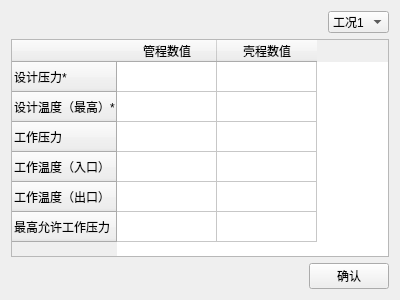
First picture: the form in modules/condition_input/mutigongkuang.ui, repository coconutwatersysdmg/DongLanpec, before the edit.
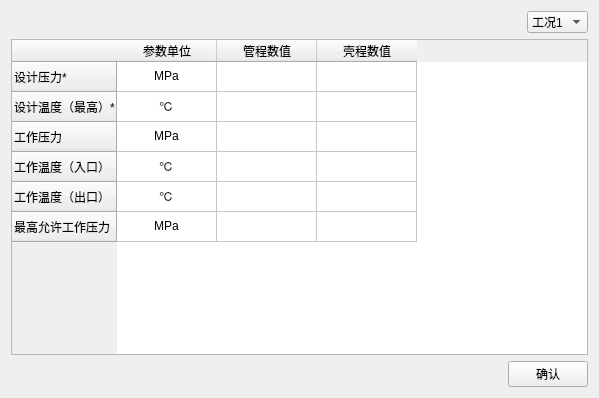
Second picture: the form after the edit.

What changed in the file:
```diff
--- a/modules/condition_input/mutigongkuang.ui
+++ b/modules/condition_input/mutigongkuang.ui
@@ -6,8 +6,8 @@
    <rect>
     <x>0</x>
     <y>0</y>
-    <width>400</width>
-    <height>300</height>
+    <width>599</width>
+    <height>398</height>
    </rect>
   </property>
   <property name="windowTitle">
@@ -84,6 +84,11 @@
          <string>最高允许工作压力</string>
         </property>
        </row>
+       <column>
+        <property name="text">
+         <string>参数单位</string>
+        </property>
+       </column>
        <column>
         <property name="text">
          <string>管程数值</string>
@@ -94,6 +99,150 @@
          <string>壳程数值</string>
         </property>
        </column>
+       <item row="0" column="0">
+        <property name="text">
+         <string>MPa</string>
+        </property>
+        <property name="textAlignment">
+         <set>AlignCenter</set>
+        </property>
+       </item>
+       <item row="0" column="1">
+        <property name="text">
+         <string/>
+        </property>
+        <property name="textAlignment">
+         <set>AlignCenter</set>
+        </property>
+       </item>
+       <item row="0" column="2">
+        <property name="text">
+         <string/>
+        </property>
+        <property name="textAlignment">
+         <set>AlignCenter</set>
+        </property>
+       </item>
+       <item row="1" column="0">
+        <property name="text">
+         <string>℃</string>
+        </property>
+        <property name="textAlignment">
+         <set>AlignCenter</set>
+        </property>
+       </item>
+       <item row="1" column="1">
+        <property name="text">
+         <string/>
+        </property>
+        <property name="textAlignment">
+         <set>AlignCenter</set>
+        </property>
+       </item>
+       <item row="1" column="2">
+        <property name="text">
+         <string/>
+        </property>
+        <property name="textAlignment">
+         <set>AlignCenter</set>
+        </property>
+       </item>
+       <item row="2" column="0">
+        <property name="text">
+         <string>MPa</string>
+        </property>
+        <property name="textAlignment">
+         <set>AlignCenter</set>
+        </property>
+       </item>
+       <item row="2" column="1">
+        <property name="text">
+         <string/>
+        </property>
+        <property name="textAlignment">
+         <set>AlignCenter</set>
+        </property>
+       </item>
+       <item row="2" column="2">
+        <property name="text">
+         <string/>
+        </property>
+        <property name="textAlignment">
+         <set>AlignCenter</set>
+        </property>
+       </item>
+       <item row="3" column="0">
+        <property name="text">
+         <string>℃</string>
+        </property>
+        <property name="textAlignment">
+         <set>AlignCenter</set>
+        </property>
+       </item>
+       <item row="3" column="1">
+        <property name="text">
+         <string/>
+        </property>
+        <property name="textAlignment">
+         <set>AlignCenter</set>
+        </property>
+       </item>
+       <item row="3" column="2">
+        <property name="text">
+         <string/>
+        </property>
+        <property name="textAlignment">
+         <set>AlignCenter</set>
+        </property>
+       </item>
+       <item row="4" column="0">
+        <property name="text">
+         <string>℃</string>
+        </property>
+        <property name="textAlignment">
+         <set>AlignCenter</set>
+        </property>
+       </item>
+       <item row="4" column="1">
+        <property name="text">
+         <string/>
+        </property>
+        <property name="textAlignment">
+         <set>AlignCenter</set>
+        </property>
+       </item>
+       <item row="4" column="2">
+        <property name="text">
+         <string/>
+        </property>
+        <property name="textAlignment">
+         <set>AlignCenter</set>
+        </property>
+       </item>
+       <item row="5" column="0">
+        <property name="text">
+         <string>MPa</string>
+        </property>
+        <property name="textAlignment">
+         <set>AlignCenter</set>
+        </property>
+       </item>
+       <item row="5" column="1">
+        <property name="text">
+         <string/>
+        </property>
+        <property name="textAlignment">
+         <set>AlignCenter</set>
+        </property>
+       </item>
+       <item row="5" column="2">
+        <property name="text">
+         <string/>
+        </property>
+        <property name="textAlignment">
+         <set>AlignCenter</set>
+        </property>
+       </item>
       </widget>
      </item>
     </layout>
```
